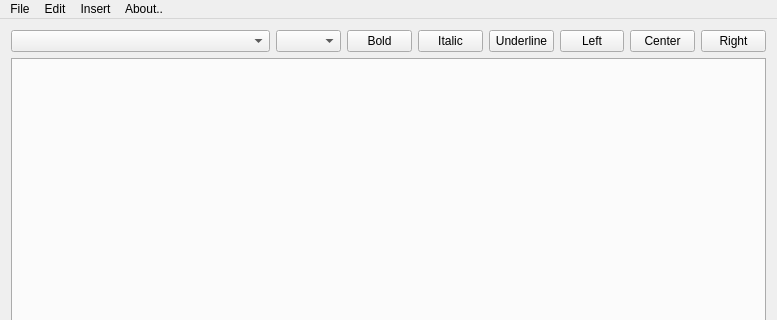
Before: the Qt Designer form EditorTexto/mainwindow.ui in Antoniolm/Editor_Texto-Qt5, drawn with Qt 5; both pictures show x 0 to 777 and y 0 to 320 of the 777 by 648 pixel window.
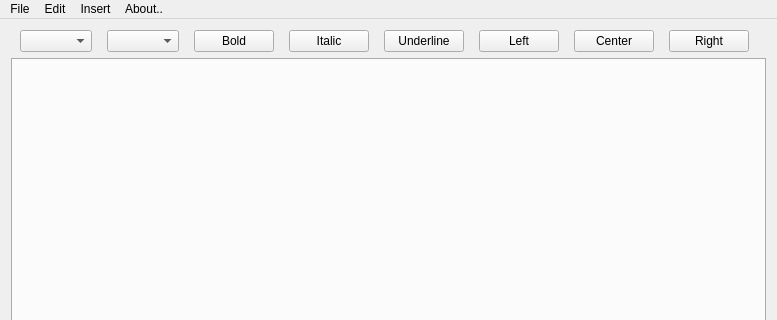
After: the same form once the commit is applied.

What changed in the file:
```diff
--- a/EditorTexto/mainwindow.ui
+++ b/EditorTexto/mainwindow.ui
@@ -16,11 +16,14 @@
   <widget class="QWidget" name="centralWidget">
    <layout class="QVBoxLayout" name="verticalLayout">
     <item>
-     <layout class="QHBoxLayout" name="horizontalLayout_2">
+     <layout class="QHBoxLayout" name="formatBar">
+      <property name="sizeConstraint">
+       <enum>QLayout::SetFixedSize</enum>
+      </property>
       <item>
        <widget class="QComboBox" name="familyfont">
         <property name="sizePolicy">
-         <sizepolicy hsizetype="Ignored" vsizetype="Fixed">
+         <sizepolicy hsizetype="Fixed" vsizetype="Fixed">
           <horstretch>4</horstretch>
           <verstretch>0</verstretch>
          </sizepolicy>
@@ -33,7 +36,7 @@
       <item>
        <widget class="QComboBox" name="sizefont">
         <property name="sizePolicy">
-         <sizepolicy hsizetype="Ignored" vsizetype="Fixed">
+         <sizepolicy hsizetype="Fixed" vsizetype="Fixed">
           <horstretch>1</horstretch>
           <verstretch>0</verstretch>
          </sizepolicy>
@@ -46,7 +49,7 @@
       <item>
        <widget class="QPushButton" name="pushButton_3">
         <property name="sizePolicy">
-         <sizepolicy hsizetype="Ignored" vsizetype="Fixed">
+         <sizepolicy hsizetype="Fixed" vsizetype="Fixed">
           <horstretch>1</horstretch>
           <verstretch>0</verstretch>
          </sizepolicy>
@@ -62,7 +65,7 @@
       <item>
        <widget class="QPushButton" name="italic">
         <property name="sizePolicy">
-         <sizepolicy hsizetype="Ignored" vsizetype="Fixed">
+         <sizepolicy hsizetype="Fixed" vsizetype="Fixed">
           <horstretch>1</horstretch>
           <verstretch>0</verstretch>
          </sizepolicy>
@@ -78,7 +81,7 @@
       <item>
        <widget class="QPushButton" name="underline">
         <property name="sizePolicy">
-         <sizepolicy hsizetype="Ignored" vsizetype="Fixed">
+         <sizepolicy hsizetype="Fixed" vsizetype="Fixed">
           <horstretch>1</horstretch>
           <verstretch>0</verstretch>
          </sizepolicy>
@@ -94,7 +97,7 @@
       <item>
        <widget class="QPushButton" name="left">
         <property name="sizePolicy">
-         <sizepolicy hsizetype="Ignored" vsizetype="Fixed">
+         <sizepolicy hsizetype="Fixed" vsizetype="Fixed">
           <horstretch>1</horstretch>
           <verstretch>0</verstretch>
          </sizepolicy>
@@ -110,7 +113,7 @@
       <item>
        <widget class="QPushButton" name="center">
         <property name="sizePolicy">
-         <sizepolicy hsizetype="Ignored" vsizetype="Fixed">
+         <sizepolicy hsizetype="Fixed" vsizetype="Fixed">
           <horstretch>1</horstretch>
           <verstretch>0</verstretch>
          </sizepolicy>
@@ -126,7 +129,7 @@
       <item>
        <widget class="QPushButton" name="Right">
         <property name="sizePolicy">
-         <sizepolicy hsizetype="Ignored" vsizetype="Fixed">
+         <sizepolicy hsizetype="Fixed" vsizetype="Fixed">
           <horstretch>1</horstretch>
           <verstretch>0</verstretch>
          </sizepolicy>
```
